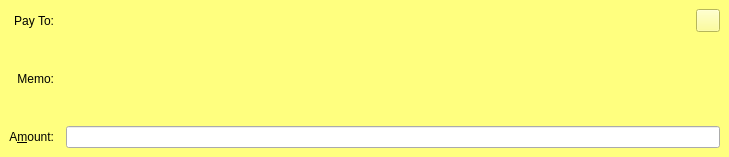
Above: src/qt/forms/sendcoinsentry.ui from thelonecrouton/bitcredit before the change. Below: the same form after it.
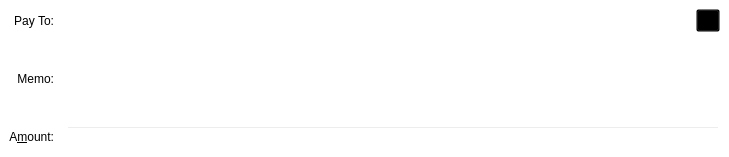
That is the form after the change. The open tabs and pages were chosen to show the change. Icons and pictures are not drawn. Custom widgets are drawn as their Qt base class.

Commit message: more overviewpage tinkering + some more white borders on buttons

The edit to the form file:
```diff
--- a/src/qt/forms/sendcoinsentry.ui
+++ b/src/qt/forms/sendcoinsentry.ui
@@ -16,6 +16,9 @@
   <property name="autoFillBackground">
    <bool>false</bool>
   </property>
+  <property name="styleSheet">
+   <string notr="true">background: transparent;</string>
+  </property>
   <property name="frameShape">
    <enum>QFrame::NoFrame</enum>
   </property>
@@ -230,10 +233,10 @@
       </colorrole>
       <colorrole role="Button">
        <brush brushstyle="SolidPattern">
-        <color alpha="255">
-         <red>255</red>
-         <green>255</green>
-         <blue>127</blue>
+        <color alpha="0">
+         <red>0</red>
+         <green>0</green>
+         <blue>0</blue>
         </color>
        </brush>
       </colorrole>
@@ -302,19 +305,19 @@
       </colorrole>
       <colorrole role="Base">
        <brush brushstyle="SolidPattern">
-        <color alpha="255">
-         <red>255</red>
-         <green>255</green>
-         <blue>255</blue>
+        <color alpha="0">
+         <red>0</red>
+         <green>0</green>
+         <blue>0</blue>
         </color>
        </brush>
       </colorrole>
       <colorrole role="Window">
        <brush brushstyle="SolidPattern">
-        <color alpha="255">
-         <red>255</red>
-         <green>255</green>
-         <blue>127</blue>
+        <color alpha="0">
+         <red>0</red>
+         <green>0</green>
+         <blue>0</blue>
         </color>
        </brush>
       </colorrole>
@@ -367,10 +370,10 @@
       </colorrole>
       <colorrole role="Button">
        <brush brushstyle="SolidPattern">
-        <color alpha="255">
-         <red>255</red>
-         <green>255</green>
-         <blue>127</blue>
+        <color alpha="0">
+         <red>0</red>
+         <green>0</green>
+         <blue>0</blue>
         </color>
        </brush>
       </colorrole>
@@ -439,19 +442,19 @@
       </colorrole>
       <colorrole role="Base">
        <brush brushstyle="SolidPattern">
-        <color alpha="255">
-         <red>255</red>
-         <green>255</green>
-         <blue>255</blue>
+        <color alpha="0">
+         <red>0</red>
+         <green>0</green>
+         <blue>0</blue>
         </color>
        </brush>
       </colorrole>
       <colorrole role="Window">
        <brush brushstyle="SolidPattern">
-        <color alpha="255">
-         <red>255</red>
-         <green>255</green>
-         <blue>127</blue>
+        <color alpha="0">
+         <red>0</red>
+         <green>0</green>
+         <blue>0</blue>
         </color>
        </brush>
       </colorrole>
@@ -504,10 +507,10 @@
       </colorrole>
       <colorrole role="Button">
        <brush brushstyle="SolidPattern">
-        <color alpha="255">
-         <red>255</red>
-         <green>255</green>
-         <blue>127</blue>
+        <color alpha="0">
+         <red>0</red>
+         <green>0</green>
+         <blue>0</blue>
         </color>
        </brush>
       </colorrole>
@@ -576,19 +579,19 @@
       </colorrole>
       <colorrole role="Base">
        <brush brushstyle="SolidPattern">
-        <color alpha="255">
-         <red>255</red>
-         <green>255</green>
-         <blue>127</blue>
+        <color alpha="0">
+         <red>0</red>
+         <green>0</green>
+         <blue>0</blue>
         </color>
        </brush>
       </colorrole>
       <colorrole role="Window">
        <brush brushstyle="SolidPattern">
-        <color alpha="255">
-         <red>255</red>
-         <green>255</green>
-         <blue>127</blue>
+        <color alpha="0">
+         <red>0</red>
+         <green>0</green>
+         <blue>0</blue>
         </color>
        </brush>
       </colorrole>
@@ -635,7 +638,7 @@
     <string>This is an unverified payment request.</string>
    </property>
    <property name="autoFillBackground">
-    <bool>true</bool>
+    <bool>false</bool>
    </property>
    <property name="frameShape">
     <enum>QFrame::NoFrame</enum>
```
Left out of the diff: 74 changed lines with no effect on the pictures. The commit also changes 6 other files.
